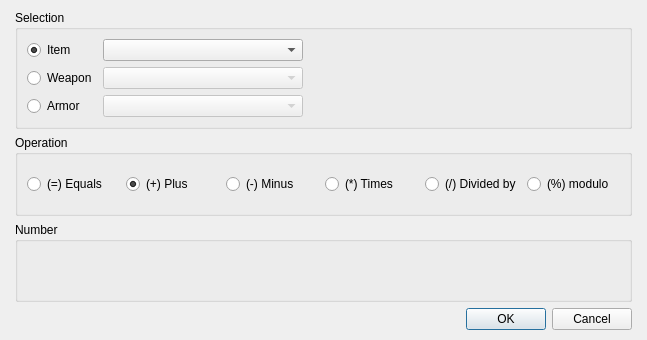
Qt form Editor/Dialogs/Commands/dialogcommandmodifyinventory.ui (RPG-Paper-Maker/RPG-Paper-Maker) before a commit.
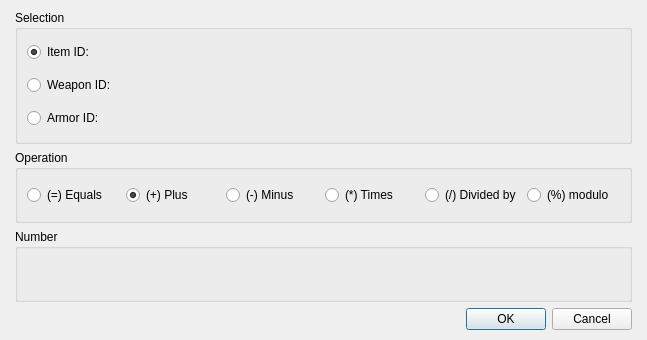
The same form after that commit. Custom widgets are drawn as their Qt base class.

The edit to the form file:
```diff
--- a/Editor/Dialogs/Commands/dialogcommandmodifyinventory.ui
+++ b/Editor/Dialogs/Commands/dialogcommandmodifyinventory.ui
@@ -39,23 +39,13 @@
           <item row="0" column="0">
            <widget class="QRadioButton" name="radioButtonItem">
             <property name="text">
-             <string>Item</string>
+             <string>Item ID:</string>
             </property>
             <property name="checked">
              <bool>true</bool>
             </property>
            </widget>
           </item>
-          <item row="0" column="1">
-           <widget class="QComboBox" name="comboBoxItem">
-            <property name="minimumSize">
-             <size>
-              <width>200</width>
-              <height>0</height>
-             </size>
-            </property>
-           </widget>
-          </item>
           <item row="0" column="2" rowspan="3">
            <spacer name="horizontalSpacer">
             <property name="orientation">
@@ -72,39 +62,67 @@
           <item row="1" column="0">
            <widget class="QRadioButton" name="radioButtonWeapon">
             <property name="text">
-             <string>Weapon</string>
-            </property>
-           </widget>
-          </item>
-          <item row="1" column="1">
-           <widget class="QComboBox" name="comboBoxWeapon">
-            <property name="enabled">
-             <bool>false</bool>
-            </property>
-            <property name="minimumSize">
-             <size>
-              <width>200</width>
-              <height>0</height>
-             </size>
+             <string>Weapon ID:</string>
             </property>
            </widget>
           </item>
           <item row="2" column="0">
            <widget class="QRadioButton" name="radioButtonArmor">
             <property name="text">
-             <string>Armor</string>
+             <string>Armor ID:</string>
+            </property>
+           </widget>
+          </item>
+          <item row="0" column="1">
+           <widget class="PanelPrimitiveValue" name="panelPrimitiveItemID" native="true">
+            <property name="minimumSize">
+             <size>
+              <width>250</width>
+              <height>27</height>
+             </size>
+            </property>
+            <property name="maximumSize">
+             <size>
+              <width>250</width>
+              <height>27</height>
+             </size>
+            </property>
+           </widget>
+          </item>
+          <item row="1" column="1">
+           <widget class="PanelPrimitiveValue" name="panelPrimitiveWeaponID" native="true">
+            <property name="enabled">
+             <bool>false</bool>
+            </property>
+            <property name="minimumSize">
+             <size>
+              <width>250</width>
+              <height>27</height>
+             </size>
+            </property>
+            <property name="maximumSize">
+             <size>
+              <width>250</width>
+              <height>27</height>
+             </size>
             </property>
            </widget>
           </item>
           <item row="2" column="1">
-           <widget class="QComboBox" name="comboBoxArmor">
+           <widget class="PanelPrimitiveValue" name="panelPrimitiveArmorID" native="true">
             <property name="enabled">
              <bool>false</bool>
             </property>
             <property name="minimumSize">
              <size>
-              <width>200</width>
-              <height>0</height>
+              <width>250</width>
+              <height>27</height>
+             </size>
+            </property>
+            <property name="maximumSize">
+             <size>
+              <width>250</width>
+              <height>27</height>
              </size>
             </property>
            </widget>
```
Left out of the diff: 2 changed lines with no effect on the pictures.
